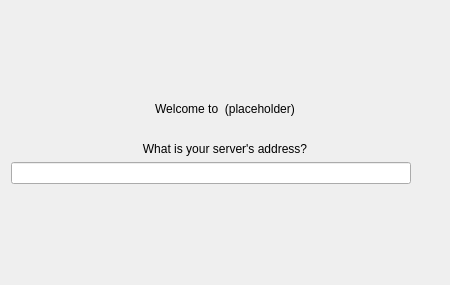
Before: the Qt Designer form src/gui/newwizard/pages/serverurlsetupwizardpage.ui in GrossLukas/client, drawn with Qt 5.
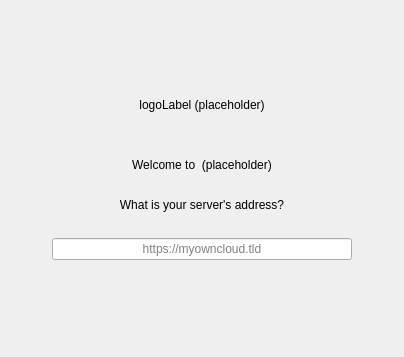
After: the same form once the commit is applied.

Patch:
```diff
--- a/src/gui/newwizard/pages/serverurlsetupwizardpage.ui
+++ b/src/gui/newwizard/pages/serverurlsetupwizardpage.ui
@@ -6,8 +6,8 @@
    <rect>
     <x>0</x>
     <y>0</y>
-    <width>448</width>
-    <height>285</height>
+    <width>404</width>
+    <height>357</height>
    </rect>
   </property>
   <property name="windowTitle">
@@ -19,6 +19,35 @@
      <property name="orientation">
       <enum>Qt::Vertical</enum>
      </property>
+     <property name="sizeType">
+      <enum>QSizePolicy::MinimumExpanding</enum>
+     </property>
+     <property name="sizeHint" stdset="0">
+      <size>
+       <width>20</width>
+       <height>10</height>
+      </size>
+     </property>
+    </spacer>
+   </item>
+   <item>
+    <widget class="QLabel" name="logoLabel">
+     <property name="text">
+      <string notr="true">logoLabel (placeholder)</string>
+     </property>
+     <property name="alignment">
+      <set>Qt::AlignCenter</set>
+     </property>
+    </widget>
+   </item>
+   <item>
+    <spacer name="verticalSpacer_4">
+     <property name="orientation">
+      <enum>Qt::Vertical</enum>
+     </property>
+     <property name="sizeType">
+      <enum>QSizePolicy::Minimum</enum>
+     </property>
      <property name="sizeHint" stdset="0">
       <size>
        <width>20</width>
@@ -43,7 +72,7 @@
       <enum>Qt::Vertical</enum>
      </property>
      <property name="sizeType">
-      <enum>QSizePolicy::Maximum</enum>
+      <enum>QSizePolicy::Minimum</enum>
      </property>
      <property name="sizeHint" stdset="0">
       <size>
@@ -64,7 +93,39 @@
     </widget>
    </item>
    <item>
-    <layout class="QHBoxLayout" name="horizontalLayout">
+    <spacer name="verticalSpacer_5">
+     <property name="orientation">
+      <enum>Qt::Vertical</enum>
+     </property>
+     <property name="sizeType">
+      <enum>QSizePolicy::Fixed</enum>
+     </property>
+     <property name="sizeHint" stdset="0">
+      <size>
+       <width>20</width>
+       <height>20</height>
+      </size>
+     </property>
+    </spacer>
+   </item>
+   <item>
+    <layout class="QHBoxLayout" name="horizontalLayout" stretch="1,2,1">
+     <item>
+      <spacer name="horizontalSpacer">
+       <property name="orientation">
+        <enum>Qt::Horizontal</enum>
+       </property>
+       <property name="sizeType">
+        <enum>QSizePolicy::MinimumExpanding</enum>
+       </property>
+       <property name="sizeHint" stdset="0">
+        <size>
+         <width>10</width>
+         <height>20</height>
+        </size>
+       </property>
+      </spacer>
+     </item>
      <item>
       <widget class="QLineEdit" name="urlLineEdit">
        <property name="sizePolicy">
@@ -75,27 +136,33 @@
        </property>
        <property name="minimumSize">
         <size>
-         <width>400</width>
+         <width>300</width>
          <height>0</height>
         </size>
        </property>
        <property name="alignment">
         <set>Qt::AlignCenter</set>
        </property>
+       <property name="placeholderText">
+        <string notr="true">https://myowncloud.tld</string>
+       </property>
       </widget>
      </item>
      <item>
-      <widget class="QLabel" name="urlIconLabel">
-       <property name="minimumSize">
+      <spacer name="horizontalSpacer_2">
+       <property name="orientation">
+        <enum>Qt::Horizontal</enum>
+       </property>
+       <property name="sizeType">
+        <enum>QSizePolicy::MinimumExpanding</enum>
+       </property>
+       <property name="sizeHint" stdset="0">
         <size>
-         <width>22</width>
-         <height>22</height>
+         <width>10</width>
+         <height>20</height>
         </size>
        </property>
-       <property name="text">
-        <string notr="true"/>
-       </property>
-      </widget>
+      </spacer>
      </item>
     </layout>
    </item>
@@ -104,10 +171,13 @@
      <property name="orientation">
       <enum>Qt::Vertical</enum>
      </property>
+     <property name="sizeType">
+      <enum>QSizePolicy::MinimumExpanding</enum>
+     </property>
      <property name="sizeHint" stdset="0">
       <size>
        <width>20</width>
-       <height>40</height>
+       <height>20</height>
       </size>
      </property>
     </spacer>
```
Left out of the diff: 2 changed lines with no effect on the pictures.
